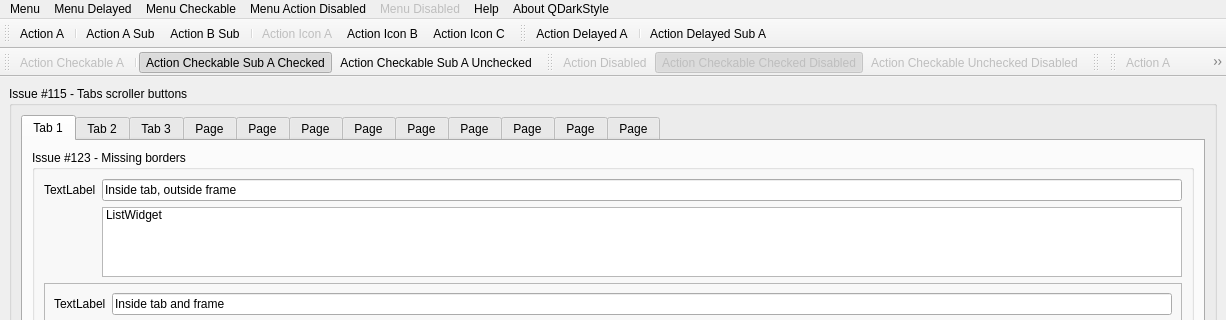
Old version of the form qdarkstyle/example/ui/mw_menus.ui in the repository ColinDuquesnoy/QDarkStyleSheet; both pictures show x 0 to 1226 and y 0 to 320 of the 1226 by 733 pixel window.
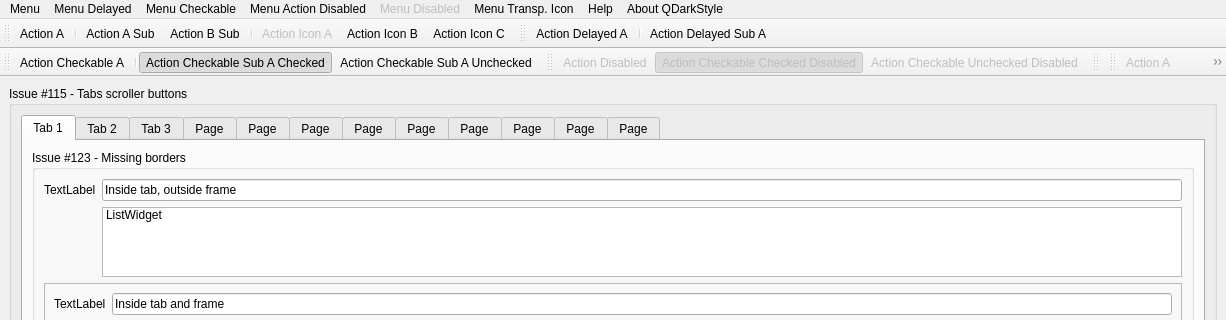
New version of the form. Icons and pictures are not drawn.

Commit message: Add menu indicator workaround, transparent icon, related to #214

Diff of the .ui file:
```diff
--- a/qdarkstyle/example/ui/mw_menus.ui
+++ b/qdarkstyle/example/ui/mw_menus.ui
@@ -388,11 +388,19 @@
      <string>Menu Disabled</string>
     </property>
    </widget>
+   <widget class="QMenu" name="menuMenuTranspIcon">
+    <property name="title">
+     <string>Menu Transp. Icon</string>
+    </property>
+    <addaction name="actionActionCheckableA"/>
+    <addaction name="actionActionTranspIcon"/>
+   </widget>
    <addaction name="menuMenu"/>
    <addaction name="menuMenuDelayed"/>
    <addaction name="menuMenuCheckale"/>
    <addaction name="menuMenuActionDis"/>
    <addaction name="menuMenuDisabled"/>
+   <addaction name="menuMenuTranspIcon"/>
    <addaction name="menuHelp"/>
    <addaction name="menuAbout"/>
   </widget>
@@ -554,7 +562,7 @@
     <bool>true</bool>
    </property>
    <property name="enabled">
-    <bool>false</bool>
+    <bool>true</bool>
    </property>
    <property name="text">
     <string>Action Checkable A</string>
```
Left out of the diff: 10 changed lines with no effect on the pictures.
